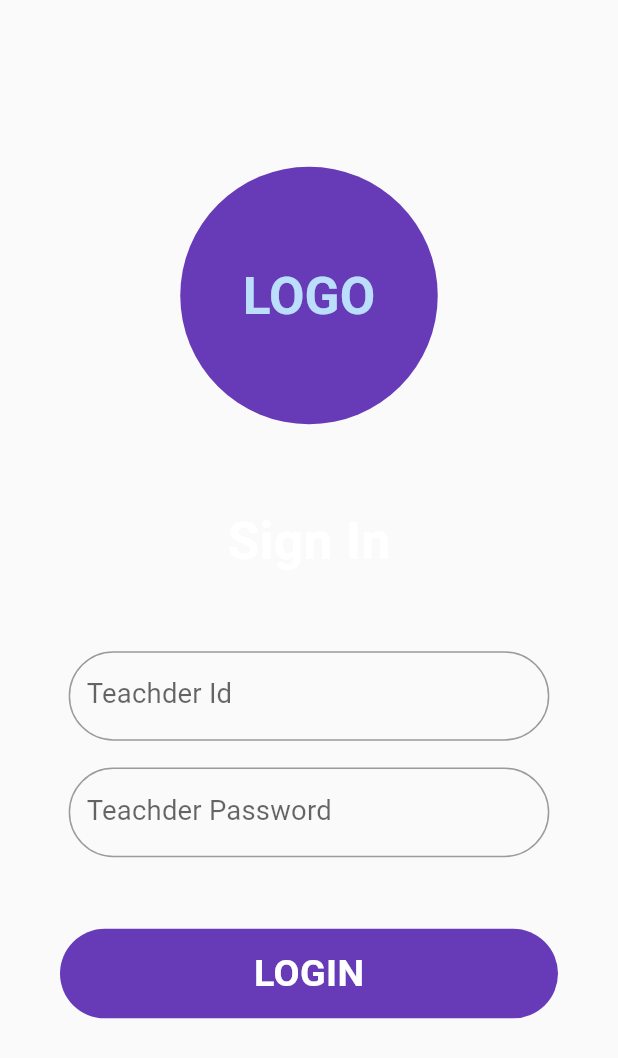
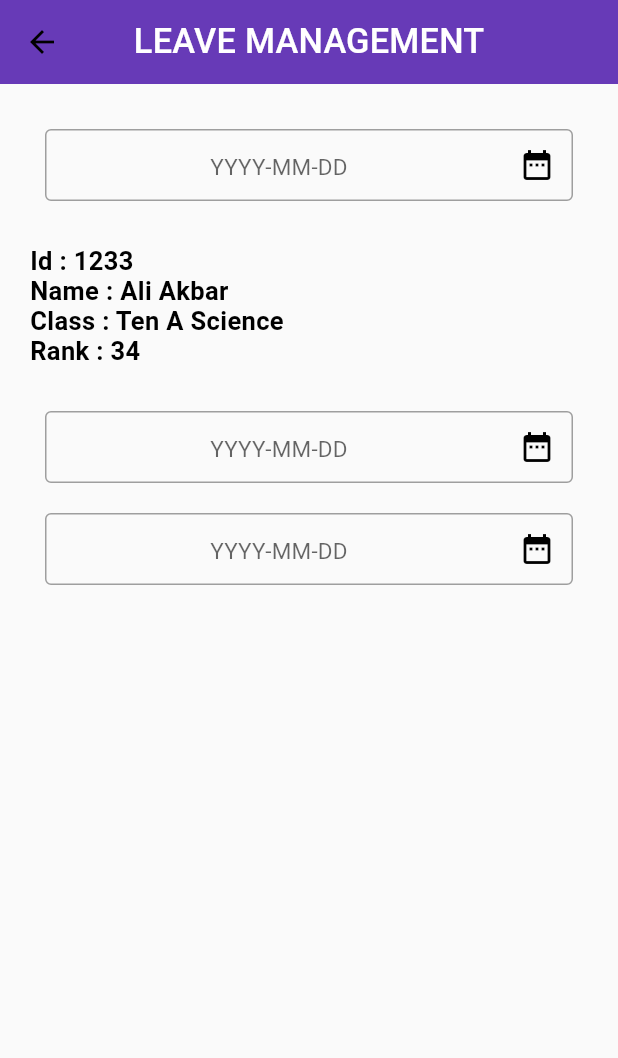
Before and after one commit to thohid44/ims_teacher, a Flutter app: the screen it shows after launch, on a phone screen of 412 x 824 dp. Shown: the top 1058 px of the screen. Run offline on Flutter 3.47's test engine with Material 2 defaults, Android fonts, the phone set to English and light mode, and no system bars; our stand-ins replace flutter_screenutil.

Commit message:
15-12-2022

```diff
--- a/lib/main.dart
+++ b/lib/main.dart
@@ -1,4 +1,7 @@
 import 'package:flutter/material.dart';
+import 'package:imsteacher/pages/Dairy/view/add_new_diary_page.dart';
+import 'package:imsteacher/pages/Dairy/view/dairy_page.dart';
+import 'package:imsteacher/pages/Leave/view/leave_management_page.dart';
 import 'package:imsteacher/pages/login/login_page.dart';
 import 'package:flutter_screenutil/flutter_screenutil.dart';
 void main() {
@@ -27,7 +30,7 @@ class MyApp extends StatelessWidget {
           home: child,
         );
       },
-      child: const LoginPage(),
+      child: const LeaveManagementPage(),
     );
   }
 }
--- /dev/null
+++ b/lib/pages/Leave/view/leave_management_page.dart
@@ -0,0 +1,125 @@
+import 'package:flutter/material.dart';
+import 'package:flutter/src/widgets/container.dart';
+import 'package:flutter/src/widgets/framework.dart';
+import 'package:imsteacher/Utils/Constrans/color.dart';
+import 'package:imsteacher/widgets/custom_appbar.dart';
+import 'package:imsteacher/widgets/custom_text_widget.dart';
+import 'package:intl/intl.dart';
+class LeaveManagementPage extends StatefulWidget {
+  const LeaveManagementPage({super.key});
+
+  @override
+  State<LeaveManagementPage> createState() => _LeaveManagementPageState();
+}
+
+class _LeaveManagementPageState extends State<LeaveManagementPage> {
+  @override
+  Widget build(BuildContext context) {
+    return Scaffold(
+      appBar: customAppBar("LEAVE MANAGEMENT", Colors.white),
+      body: ListView(
+        children: [
+          Container(
+            padding: EdgeInsets.only(left: 30, right: 30, top: 30),
+            child: _buildDatePicker(),
+          ),
+
+          SizedBox(height: 30,),
+          Container(
+            padding: EdgeInsets.only(left: 20),
+            child:
+            Column(
+              crossAxisAlignment: CrossAxisAlignment.start,
+              children: [
+              customText("Id : 1233", dark, 17.0, FontWeight.bold),
+               customText("Name : Ali Akbar", dark, 17.0, FontWeight.bold),
+                customText("Class : Ten A Science", dark, 17.0, FontWeight.bold),
+                 customText("Rank : 34", dark, 17.0, FontWeight.bold)
+            ],),
+          ),
+            Container(
+            padding: EdgeInsets.only(left: 30, right: 30, top: 30),
+            child: _buildDatePicker(),
+          ),
+
+            Container(
+            padding: EdgeInsets.only(left: 30, right: 30, top: 20),
+            child: _buildDatePicker(),
+          ),
+        ],
+      ),
+    );
+  }
+ final TextEditingController dateController = TextEditingController();
+  DateTime selectedDate = DateTime.now();
+  late String date;
+  late String weekDay;
+  Widget _buildDatePicker(){
+    return TextFormField(
+    controller: dateController,
+    readOnly: true,
+    textAlign: TextAlign.center,
+    decoration: const InputDecoration(
+      contentPadding: EdgeInsets.all(8.0),
+      suffixIcon: Icon(Icons.date_range, color: dark,),
+      hintText: "YYYY-MM-DD",
+      hintMaxLines: 1,
+      hintStyle: TextStyle(fontSize: 15.0),
+      enabledBorder: OutlineInputBorder(
+        borderSide: BorderSide(color: Colors.grey)
+      ),
+      focusedBorder: OutlineInputBorder(
+        borderSide: BorderSide(color: Colors.grey)
+      ),
+
+
+    ),
+    onTap:() async{
+        final pickedDate = await selectDate(
+        context:context,
+        initialDate:selectedDate,
+        allowedDays:_allowedDays
+         );
+      if(pickedDate != null && pickedDate !=selectedDate){
+setState(() {
+  selectedDate = pickedDate;
+  dateController.text = DateFormat('yyyy-MM-dd').format(selectedDate);
+});
+      }
+      }
+    );
+  }
+    bool _allowedDays(DateTime day) {
+    if ((day.isBefore(DateTime.now()))) {
+      return true;
+    }
+    return false;
+  }
+  selectDate({
+ required BuildContext context,
+  required DateTime initialDate,
+  required allowedDays
+}) async {
+  final selected = await showDatePicker(
+    context: context,
+    initialDate: initialDate,
+    firstDate: DateTime(2010),
+    lastDate: DateTime(2025),
+    selectableDayPredicate: allowedDays,
+    builder: (context, child) {
+      return Theme(
+        data: Theme.of(context).copyWith(
+
+          textButtonTheme: TextButtonThemeData(
+            style: TextButton.styleFrom(
+
+            ),
+          ),
+        ),
+        child: child!,
+      );
+    },
+  );
+  return selected;
+}
+}
--- a/pubspec.yaml
+++ b/pubspec.yaml
@@ -37,6 +37,7 @@ dependencies:
   # Use with the CupertinoIcons class for iOS style icons.
   cupertino_icons: ^1.0.2
   flutter_screenutil: ^5.6.0
+  intl: ^0.18.0
 
 dev_dependencies:
   flutter_test:
@@ -59,7 +60,8 @@ flutter:
   # included with your application, so that you can use the icons in
   # the material Icons class.
   uses-material-design: true
-
+  assets:
+   - assets/
   # To add assets to your application, add an assets section, like this:
   # assets:
   #   - images/a_dot_burr.jpeg
```
Also changed, not shown: lib/pages/Dairy/view/add_new_diary_page.dart (added, +114 -0 lines), lib/pages/Dairy/view/dairy_details_page.dart (added, +47 -0 lines), lib/pages/Dairy/view/dairy_page.dart (+73 -28 lines), assets/diary-img.jpg (added), pubspec.lock.
